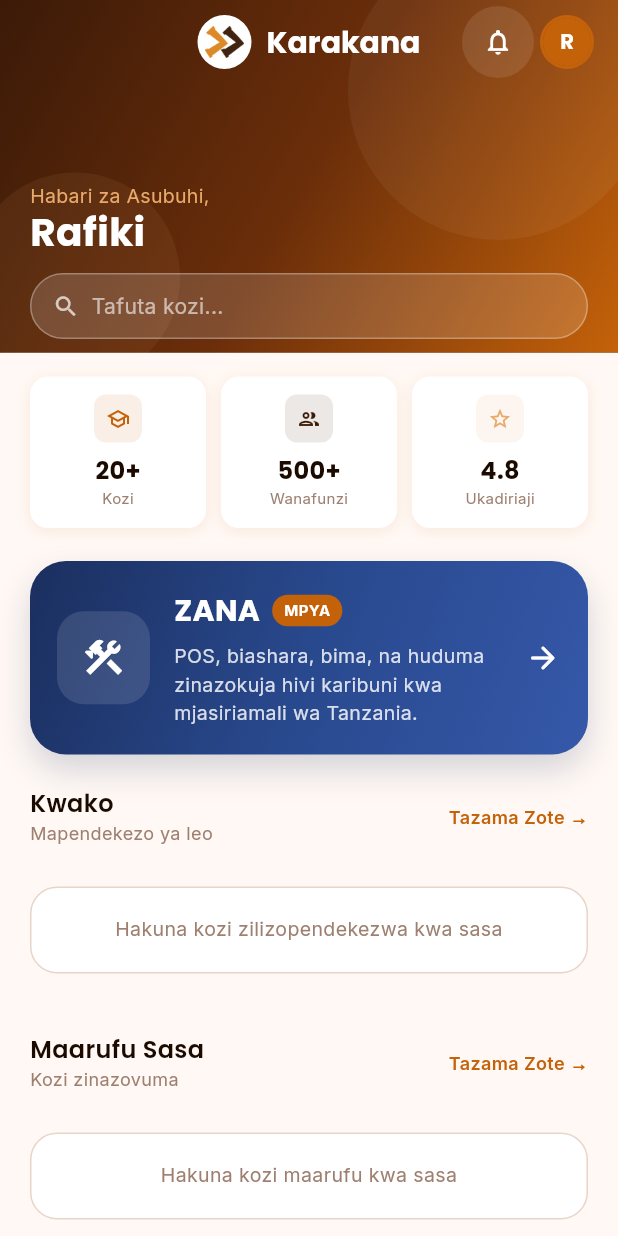
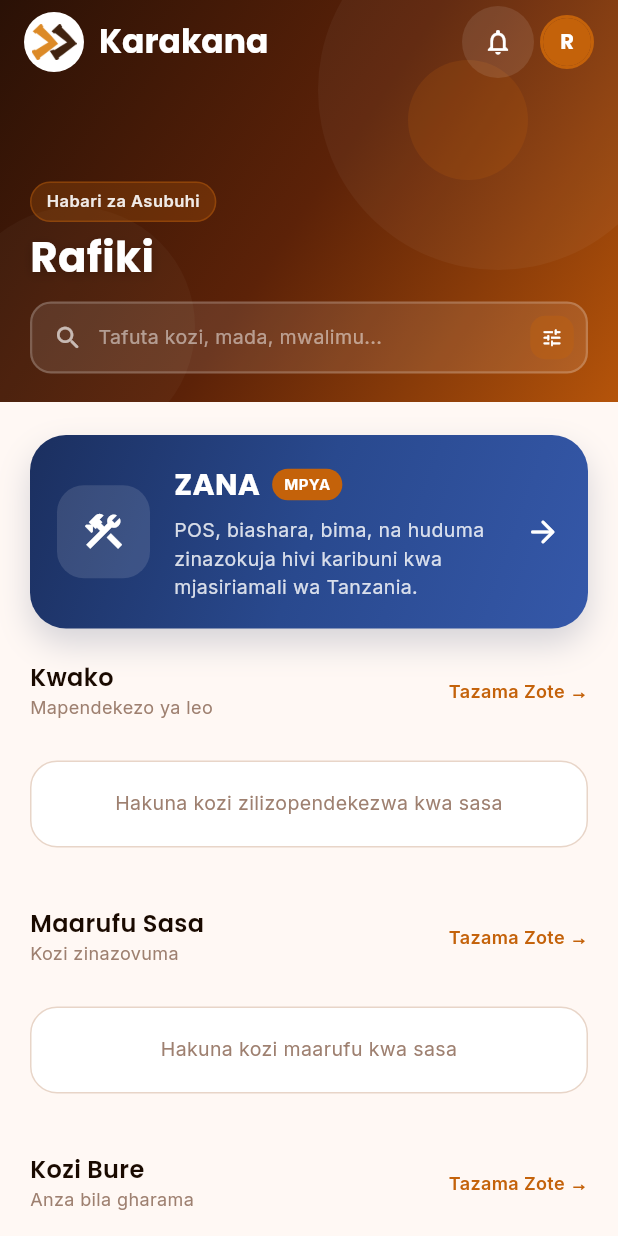
Before and after one commit to Kreative-Karakana/Karakana-App-v2, a Flutter app: the HomeScreen screen opened directly, on a phone screen of 412 x 824 dp. Run offline on Flutter 3.47's test engine with Material 3 defaults, Android fonts, the phone set to English and light mode, and no system bars; our stand-ins replace cached_network_image, dio, flutter_secure_storage, go_router, google_fonts, local_auth and 2 more; accounts and stored records are empty; network calls fail.

Commit message:
fix: improving the header/hero section.

```diff
--- a/lib/features/home/screens/home_screen.dart
+++ b/lib/features/home/screens/home_screen.dart
@@ -57,17 +57,19 @@
               physics: const BouncingScrollPhysics(),
               slivers: [
                 SliverAppBar(
-                  expandedHeight: 235,
+                  expandedHeight: 268,
                   pinned: true,
                   automaticallyImplyLeading: false,
+                  centerTitle: false,
+                  titleSpacing: 16,
                   backgroundColor: AppColors.primaryDark,
                   surfaceTintColor: Colors.transparent,
                   title: Row(
                     mainAxisSize: MainAxisSize.min,
                     children: [
                       Container(
-                        width: 36,
-                        height: 36,
+                        width: 40,
+                        height: 40,
                         decoration: const BoxDecoration(
                           color: Colors.white,
                           shape: BoxShape.circle,
@@ -80,7 +82,7 @@
                               child: Text(
                                 'K',
                                 style: GoogleFonts.poppins(
-                                  fontSize: 14,
+                                  fontSize: 15,
                                   fontWeight: FontWeight.w700,
                                   color: AppColors.primary,
                                 ),
@@ -93,7 +95,7 @@
                       Text(
                         'Karakana',
                         style: GoogleFonts.poppins(
-                          fontSize: 20,
+                          fontSize: 22,
                           fontWeight: FontWeight.w700,
                           color: Colors.white,
                         ),
@@ -159,90 +161,136 @@
                     background: Container(
                       decoration: const BoxDecoration(
                         gradient: LinearGradient(
-                          colors: AppColors.headerGradient,
+                          colors: [Color(0xFF2A1106), Color(0xFF5C2208), Color(0xFFB5540A)],
                           begin: Alignment.topLeft,
                           end: Alignment.bottomRight,
+                          stops: [0.0, 0.5, 1.0],
                         ),
                       ),
                       child: Stack(
                         clipBehavior: Clip.hardEdge,
                         children: [
+                          // Top-right large decorative circle
                           Positioned(
-                            top: -40,
-                            right: -20,
+                            top: -60,
+                            right: -40,
                             child: Container(
-                              width: 200,
-                              height: 200,
+                              width: 240,
+                              height: 240,
                               decoration: BoxDecoration(
                                 shape: BoxShape.circle,
-                                color: Colors.white.withValues(alpha: 0.05),
+                                color: Colors.white.withValues(alpha: 0.04),
                               ),
                             ),
                           ),
+                          // Mid-right accent circle
                           Positioned(
-                            bottom: -20,
-                            left: -20,
+                            top: 40,
+                            right: 60,
                             child: Container(
-                              width: 140,
-                              height: 140,
+                              width: 80,
+                              height: 80,
                               decoration: BoxDecoration(
                                 shape: BoxShape.circle,
-                                color: AppColors.primaryMid.withValues(alpha: 0.08),
+                                color: AppColors.primary.withValues(alpha: 0.18),
+                              ),
+                            ),
+                          ),
+                          // Bottom-left decorative circle
+                          Positioned(
+                            bottom: -30,
+                            left: -30,
+                            child: Container(
+                              width: 160,
+                              height: 160,
+                              decoration: BoxDecoration(
+                                shape: BoxShape.circle,
+                                color: Colors.white.withValues(alpha: 0.03),
                               ),
                             ),
                           ),
                           Padding(
-                            padding: const EdgeInsets.fromLTRB(20, kToolbarHeight + 65, 20, 16),
+                            padding: const EdgeInsets.fromLTRB(20, kToolbarHeight + 65, 20, 20),
                             child: Column(
                               crossAxisAlignment: CrossAxisAlignment.start,
                               mainAxisSize: MainAxisSize.min,
                               children: [
-                                  // ── Greeting ──
-                                  Text(
-                                    '${_getGreeting()},',
+                                // ── Greeting label ──
+                                Row(
+                                  children: [
+                                    Container(
+                                      padding: const EdgeInsets.symmetric(horizontal: 10, vertical: 4),
+                                      decoration: BoxDecoration(
+                                        color: AppColors.primary.withValues(alpha: 0.25),
+                                        borderRadius: BorderRadius.circular(20),
+                                        border: Border.all(color: AppColors.primary.withValues(alpha: 0.4)),
+                                      ),
+                                      child: Text(
+                                        _getGreeting(),
                                         style: GoogleFonts.inter(
-                                      fontSize: 13,
-                                      color: AppColors.primaryMid,
-                                      letterSpacing: 0.2,
+                                          fontSize: 11,
+                                          fontWeight: FontWeight.w600,
+                                          color: Colors.white.withValues(alpha: 0.9),
+                                          letterSpacing: 0.3,
                                         ),
                                       ),
+                                    ),
+                                  ],
+                                ),
+                                const SizedBox(height: 8),
+                                // ── Name ──
                                 Text(
                                   _getFirstName(auth),
                                   style: GoogleFonts.poppins(
-                                      fontSize: 26,
+                                    fontSize: 28,
                                     fontWeight: FontWeight.w700,
                                     color: Colors.white,
                                     height: 1.1,
+                                    shadows: [
+                                      Shadow(color: Colors.black.withValues(alpha: 0.2), blurRadius: 8, offset: const Offset(0, 2)),
+                                    ],
                                   ),
                                 ),
-                                  const SizedBox(height: 12),
-                                  // ── Row 3: Search bar ──
+                                const SizedBox(height: 14),
+                                // ── Search bar ──
                                 GestureDetector(
                                   onTap: () => context.push('/explore'),
                                   child: Container(
-                                      height: 44,
+                                    height: 48,
                                     decoration: BoxDecoration(
-                                        color: Colors.white.withValues(alpha: 0.15),
-                                        borderRadius: BorderRadius.circular(22),
+                                      color: Colors.white.withValues(alpha: 0.1),
+                                      borderRadius: BorderRadius.circular(14),
                                       border: Border.all(
-                                          color: Colors.white.withValues(alpha: 0.3),
+                                        color: Colors.white.withValues(alpha: 0.2),
+                                        width: 1.5,
                                       ),
                                     ),
                                     child: Row(
                                       children: [
                                         const SizedBox(width: 14),
                                         Icon(
-                                            Icons.search,
-                                            color: Colors.white.withValues(alpha: 0.7),
-                                            size: 18,
+                                          Icons.search_rounded,
+                                          color: Colors.white.withValues(alpha: 0.65),
+                                          size: 20,
                                         ),
-                                          const SizedBox(width: 8),
-                                          Text(
-                                            'Tafuta kozi...',
+                                        const SizedBox(width: 10),
+                                        Expanded(
+                                          child: Text(
+                                            'Tafuta kozi, mada, mwalimu...',
                                             style: GoogleFonts.inter(
-                                              fontSize: 14,
-                                              color: Colors.white.withValues(alpha: 0.6),
+                                              fontSize: 13,
+                                              color: Colors.white.withValues(alpha: 0.5),
                                             ),
+                                          ),
+                                        ),
+                                        Container(
+                                          margin: const EdgeInsets.only(right: 8),
+                                          padding: const EdgeInsets.all(7),
+                                          decoration: BoxDecoration(
+                                            color: AppColors.primary.withValues(alpha: 0.35),
+                                            borderRadius: BorderRadius.circular(10),
+                                          ),
+                                          child: const Icon(Icons.tune_rounded, color: Colors.white, size: 15),
                                         ),
                                       ],
                                     ),
@@ -253,35 +301,6 @@
                           ),
                         ],
                       ),
-                    ),
-                  ),
-                ),
-                const SliverToBoxAdapter(
-                  child: Padding(
-                    padding: EdgeInsets.fromLTRB(20, 16, 20, 0),
-                    child: Row(
-                      children: [
-                        _StatCard(
-                          icon: Icons.school_outlined,
-                          value: '20+',
-                          label: 'Kozi',
-                          color: AppColors.primary,
-                        ),
-                        SizedBox(width: 10),
-                        _StatCard(
-                          icon: Icons.people_outlined,
-                          value: '500+',
-                          label: 'Wanafunzi',
-                          color: AppColors.primaryDark,
-                        ),
-                        SizedBox(width: 10),
-                        _StatCard(
-                          icon: Icons.star_outline,
-                          value: '4.8',
-                          label: 'Ukadiriaji',
-                          color: AppColors.primaryMid,
-                        ),
-                      ],
                     ),
                   ),
                 ),
@@ -507,71 +526,6 @@
   }
 }
 
-
-class _StatCard extends StatelessWidget {
-  final IconData icon;
-  final String value;
-  final String label;
-  final Color color;
-
-  const _StatCard({
-    required this.icon,
-    required this.value,
-    required this.label,
-    required this.color,
-  });
-
-  @override
-  Widget build(BuildContext context) {
-    return Expanded(
-      child: Container(
-        padding: const EdgeInsets.symmetric(horizontal: 10, vertical: 12),
-        decoration: BoxDecoration(
-          color: AppColors.surface,
-          borderRadius: BorderRadius.circular(12),
-          boxShadow: const [
-            BoxShadow(
-              color: AppColors.cardShadow,
-              blurRadius: 8,
-              offset: Offset(0, 2),
-            ),
-          ],
-        ),
-        child: Column(
-          mainAxisSize: MainAxisSize.min,
-          children: [
-            Container(
-              width: 32,
-              height: 32,
-              decoration: BoxDecoration(
-                color: color.withValues(alpha: 0.1),
-                borderRadius: BorderRadius.circular(8),
-              ),
-              child: Icon(icon, color: color, size: 16),
-            ),
-            const SizedBox(height: 6),
-            Text(
-              value,
-              style: GoogleFonts.poppins(
-                fontSize: 16,
-                fontWeight: FontWeight.w700,
-                color: AppColors.textPrimary,
-              ),
-            ),
-            Text(
-              label,
-              style: GoogleFonts.inter(
-                fontSize: 10,
-                color: AppColors.textTertiary,
-              ),
-            ),
-          ],
-        ),
-      ),
-    );
-  }
-}
-
 class _SectionHeader extends StatelessWidget {
   final String title;
   final String? subtitle;
@@ -640,7 +594,7 @@
   @override
   void initState() {
     super.initState();
-    _controller = PageController(viewportFraction: 0.9);
+    _controller = PageController(viewportFraction: 0.88);
   }
 
   @override
@@ -653,8 +607,9 @@
   Widget build(BuildContext context) {
     return Column(
       children: [
+        const SizedBox(height: 20),
         SizedBox(
-          height: 180,
+          height: 200,
           child: PageView.builder(
             controller: _controller,
             itemCount: widget.banners.length,
@@ -662,21 +617,27 @@
             itemBuilder: (_, i) {
               final banner = widget.banners[i];
               return Padding(
-                padding: const EdgeInsets.symmetric(horizontal: 8),
+                padding: const EdgeInsets.symmetric(horizontal: 6),
                 child: ClipRRect(
-                  borderRadius: BorderRadius.circular(24),
+                  borderRadius: BorderRadius.circular(20),
                   child: Stack(
                     fit: StackFit.expand,
                     children: [
                       banner.image != null
                           ? CachedNetworkImage(imageUrl: banner.image!, fit: BoxFit.cover, errorWidget: (_, __, ___) => _fallback())
                           : _fallback(),
+                      // Layered gradient for depth
                       Container(
                         decoration: BoxDecoration(
                           gradient: LinearGradient(
-                            colors: [Colors.black.withValues(alpha: 0.05), Colors.black.withValues(alpha: 0.58)],
+                            colors: [
+                              Colors.transparent,
+                              Colors.black.withValues(alpha: 0.3),
+                              Colors.black.withValues(alpha: 0.72),
+                            ],
                             begin: Alignment.topCenter,
                             end: Alignment.bottomCenter,
+                            stops: const [0.0, 0.45, 1.0],
                           ),
                         ),
                       ),
@@ -688,16 +649,43 @@
                           crossAxisAlignment: CrossAxisAlignment.start,
                           children: [
                             Container(
-                              padding: const EdgeInsets.symmetric(horizontal: 8, vertical: 4),
-                              decoration: BoxDecoration(color: Colors.white.withValues(alpha: 0.16), borderRadius: BorderRadius.circular(999)),
-                              child: Text('Kipengele cha wiki', style: GoogleFonts.inter(fontSize: 10, fontWeight: FontWeight.w700, color: Colors.white)),
+                              padding: const EdgeInsets.symmetric(horizontal: 10, vertical: 4),
+                              decoration: BoxDecoration(
+                                color: AppColors.primary.withValues(alpha: 0.85),
+                                borderRadius: BorderRadius.circular(999),
                               ),
-                            const SizedBox(height: 10),
+                              child: Text(
+                                'Kipengele cha Wiki',
+                                style: GoogleFonts.inter(fontSize: 10, fontWeight: FontWeight.w700, color: Colors.white, letterSpacing: 0.3),
+                              ),
+                            ),
+                            const SizedBox(height: 8),
                             Text(
                               banner.title,
                               maxLines: 2,
                               overflow: TextOverflow.ellipsis,
-                              style: GoogleFonts.poppins(fontSize: 22, height: 1.08, fontWeight: FontWeight.w700, color: Colors.white),
+                              style: GoogleFonts.poppins(
+                                fontSize: 20,
+                                height: 1.15,
+                                fontWeight: FontWeight.w700,
+                                color: Colors.white,
+                                shadows: [Shadow(color: Colors.black.withValues(alpha: 0.3), blurRadius: 6)],
+                              ),
+                            ),
+                            const SizedBox(height: 8),
+                            Row(
+                              children: [
+                                Text(
+                                  'Angalia kozi',
+                                  style: GoogleFonts.inter(
+                                    fontSize: 12,
+                                    fontWeight: FontWeight.w600,
+                                    color: Colors.white.withValues(alpha: 0.85),
+                                  ),
+                                ),
+                                const SizedBox(width: 4),
+                                Icon(Icons.arrow_forward_rounded, size: 14, color: Colors.white.withValues(alpha: 0.85)),
+                              ],
                             ),
                           ],
                         ),
@@ -709,17 +697,21 @@
             },
           ),
         ),
-        const SizedBox(height: 12),
+        const SizedBox(height: 10),
         Row(
           mainAxisAlignment: MainAxisAlignment.center,
           children: List.generate(
             widget.banners.length,
             (i) => AnimatedContainer(
-              duration: const Duration(milliseconds: 250),
+              duration: const Duration(milliseconds: 300),
+              curve: Curves.easeInOut,
               margin: const EdgeInsets.symmetric(horizontal: 3),
-              width: _currentIndex == i ? 20 : 6,
+              width: _currentIndex == i ? 22 : 6,
               height: 6,
-              decoration: BoxDecoration(color: _currentIndex == i ? AppColors.primary : AppColors.border, borderRadius: BorderRadius.circular(999)),
+              decoration: BoxDecoration(
+                color: _currentIndex == i ? AppColors.primary : AppColors.primary.withValues(alpha: 0.25),
+                borderRadius: BorderRadius.circular(999),
+              ),
             ),
           ),
         ),
```
Lines whose indentation alone changed are shown as unchanged.
